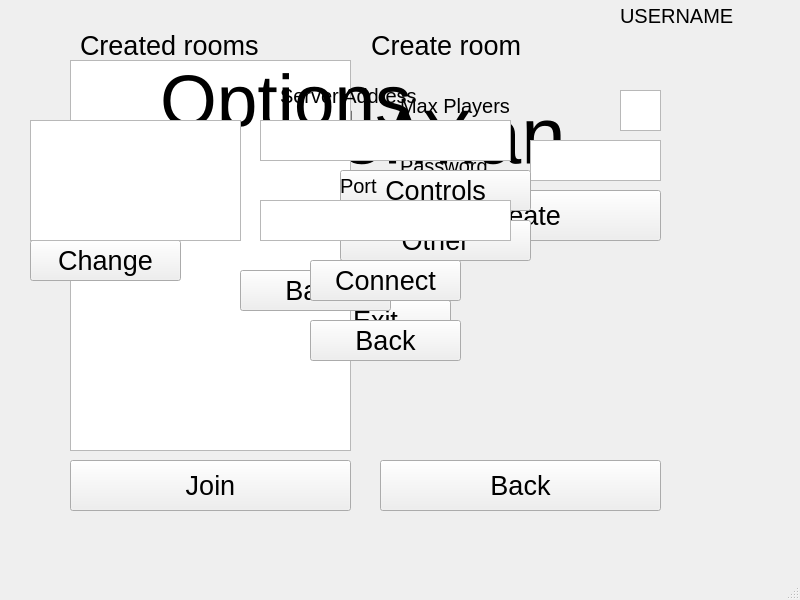
Before: the Qt Designer form Game/bomberman.ui in Putrus/Bomberman, drawn with Qt 5.
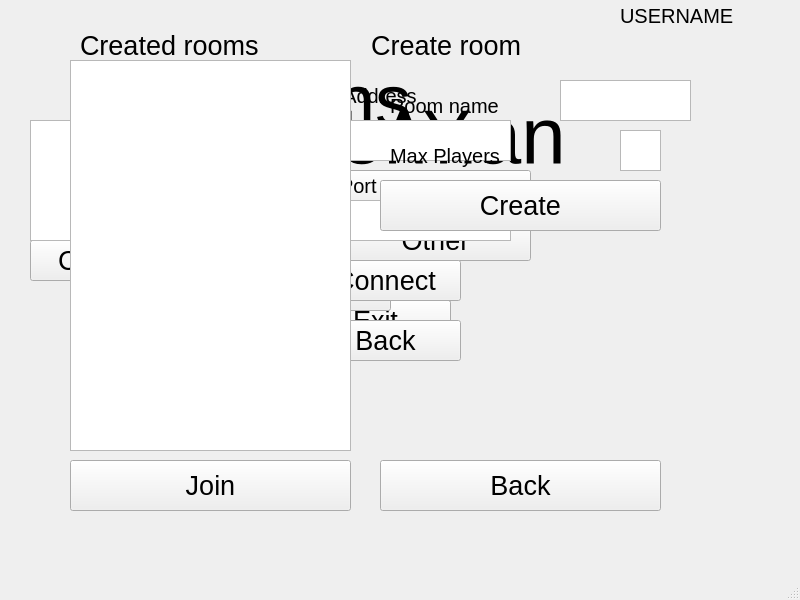
After: the same form once the commit is applied.

What changed in the file:
```diff
--- a/Game/bomberman.ui
+++ b/Game/bomberman.ui
@@ -390,7 +390,7 @@
      <property name="geometry">
       <rect>
        <x>570</x>
-       <y>70</y>
+       <y>110</y>
        <width>41</width>
        <height>41</height>
       </rect>
@@ -404,8 +404,8 @@
     <widget class="QLabel" name="labelMaxPlayers">
      <property name="geometry">
       <rect>
-       <x>350</x>
-       <y>60</y>
+       <x>340</x>
+       <y>110</y>
        <width>201</width>
        <height>51</height>
       </rect>
@@ -419,44 +419,11 @@
       <string>Max Players</string>
      </property>
     </widget>
-    <widget class="QLabel" name="labelPassword">
-     <property name="geometry">
-      <rect>
-       <x>350</x>
-       <y>120</y>
-       <width>121</width>
-       <height>51</height>
-      </rect>
-     </property>
-     <property name="font">
-      <font>
-       <pointsize>15</pointsize>
-      </font>
-     </property>
-     <property name="text">
-      <string>Password</string>
-     </property>
-    </widget>
-    <widget class="QTextEdit" name="textEditPassword">
-     <property name="geometry">
-      <rect>
-       <x>480</x>
-       <y>120</y>
-       <width>131</width>
-       <height>41</height>
-      </rect>
-     </property>
-     <property name="font">
-      <font>
-       <pointsize>15</pointsize>
-      </font>
-     </property>
-    </widget>
     <widget class="QPushButton" name="createButton">
      <property name="geometry">
       <rect>
        <x>330</x>
-       <y>170</y>
+       <y>160</y>
        <width>281</width>
        <height>51</height>
       </rect>
@@ -488,6 +455,39 @@
       <string>Back</string>
      </property>
     </widget>
+    <widget class="QTextEdit" name="textEditRoomName">
+     <property name="geometry">
+      <rect>
+       <x>510</x>
+       <y>60</y>
+       <width>131</width>
+       <height>41</height>
+      </rect>
+     </property>
+     <property name="font">
+      <font>
+       <pointsize>15</pointsize>
+      </font>
+     </property>
+    </widget>
+    <widget class="QLabel" name="labelRoomName">
+     <property name="geometry">
+      <rect>
+       <x>340</x>
+       <y>60</y>
+       <width>201</width>
+       <height>51</height>
+      </rect>
+     </property>
+     <property name="font">
+      <font>
+       <pointsize>15</pointsize>
+      </font>
+     </property>
+     <property name="text">
+      <string>Room name</string>
+     </property>
+    </widget>
    </widget>
    <widget class="QLabel" name="username">
     <property name="geometry">
@@ -639,10 +639,10 @@
    </widget>
    <zorder>playMenu</zorder>
    <zorder>menu</zorder>
-   <zorder>onlineMenu</zorder>
    <zorder>optionsMenu</zorder>
    <zorder>username</zorder>
    <zorder>connectMenu</zorder>
+   <zorder>onlineMenu</zorder>
   </widget>
   <widget class="QMenuBar" name="menubar">
    <property name="geometry">
```
